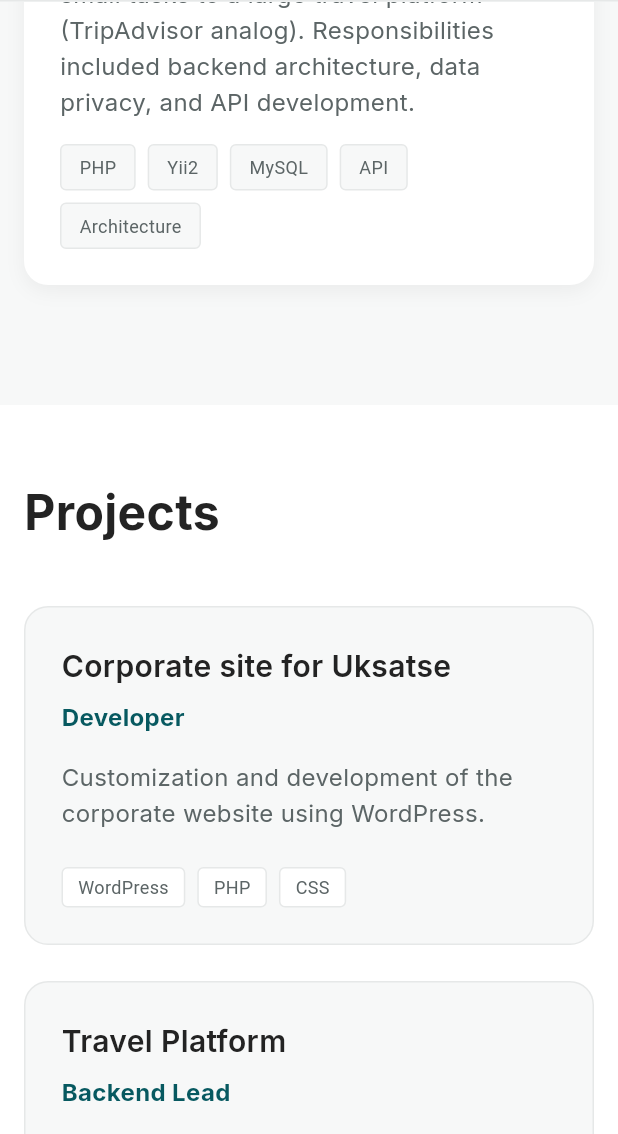
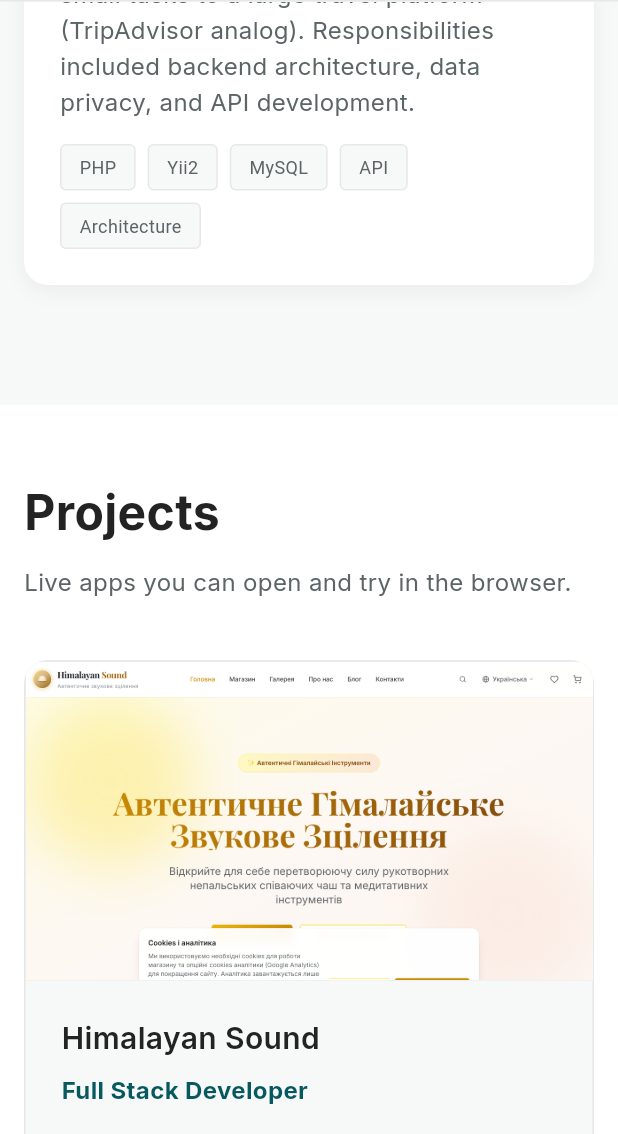
Before and after one commit to ukccatc/portfolio_app, a Flutter app: the screen it shows after launch, scrolled down 2304 dp, on a phone screen of 412 x 824 dp, the part 102-1236 px from its top. Run offline on Flutter 3.47's test engine with Material 3 defaults, Android fonts, the phone set to English and light mode, and no system bars; drawn by our look-alikes of scrollable_positioned_list; our stand-ins replace font_awesome_flutter, google_fonts.

Commit message:
Show live project previews with try-it links.
Replace the old PHP-only project cards with screenshots and Try live buttons for apps that are actually running.

Co-authored-by: Cursor <cursoragent@cursor.com>

```diff
--- a/lib/src/models/models.dart
+++ b/lib/src/models/models.dart
@@ -32,6 +32,7 @@ class Project {
   final String role;
   final List<String> techStack;
   final String? link;
+  final String? imageAsset;
 
   const Project({
     required this.title,
@@ -39,6 +40,7 @@ class Project {
     required this.role,
     required this.techStack,
     this.link,
+    this.imageAsset,
   });
 }
 
--- a/lib/src/utils/data.dart
+++ b/lib/src/utils/data.dart
@@ -71,25 +71,49 @@ class Data {
 
   static const List<Project> projects = [
     Project(
-      title: "Corporate site for Uksatse",
+      title: "Himalayan Sound",
       description:
-          "Customization and development of the corporate website using WordPress.",
-      role: "Developer",
-      techStack: ["WordPress", "PHP", "CSS"],
+          "E-commerce for authentic Himalayan singing bowls: catalog, cart, gallery, and a multilingual storefront.",
+      role: "Full Stack Developer",
+      techStack: ["Next.js", "React", "TypeScript", "Supabase", "Tailwind CSS"],
+      link: "https://himalayan-sound.com",
+      imageAsset: "assets/projects/himalayan-sound.png",
     ),
     Project(
-      title: "Travel Platform",
+      title: "OPAD",
       description:
-          "A large-scale travel project similar to TripAdvisor. Focused on backend logic, privacy, and API integration.",
-      role: "Backend Lead",
-      techStack: ["PHP", "Yii2", "MySQL", "API"],
+          "Flutter web portal for the Odessa regional air traffic controllers' union: articles, documents, and personal statistics.",
+      role: "Flutter Developer",
+      techStack: ["Flutter", "Dart", "MySQL"],
+      link: "https://opad.com.ua",
+      imageAsset: "assets/projects/opad.png",
     ),
     Project(
-      title: "Cheesedom",
+      title: "Imgscrap",
       description:
-          "Delivery website for craft cheese. Built from scratch without plugins.",
-      role: "Full Stack Developer",
-      techStack: ["HTML", "CSS", "JS", "PHP", "MySQL"],
+          "Batch OCR from images with Excel export. Open the live app to try it in the browser.",
+      role: "Flutter Developer",
+      techStack: ["Flutter", "Firebase", "OCR"],
+      link: "https://imgscrap.web.app",
+      imageAsset: "assets/projects/imgscrap.png",
+    ),
+    Project(
+      title: "Brackets and Symbols",
+      description:
+          "Searchable glossary of programming brackets, operators, and symbol names. Copy any symbol in one click.",
+      role: "Developer",
+      techStack: ["HTML", "CSS", "JavaScript"],
+      link: "https://ukccatc.github.io/brackets-and-symbols/",
+      imageAsset: "assets/projects/brackets-and-symbols.png",
+    ),
+    Project(
+      title: "NLBL Converter",
+      description:
+          "Convert NiceLabel and ZebraDesigner .nlbl files to PNG in the browser. Preview, edit, and download labels.",
+      role: "Developer",
+      techStack: ["Python", "FastAPI", "Docker", "Google Cloud"],
+      link: "https://nlbl-preview-in7ecrzuxq-ew.a.run.app/login",
+      imageAsset: "assets/projects/nlbl.png",
     ),
   ];
 
--- a/lib/src/widgets/projects_section.dart
+++ b/lib/src/widgets/projects_section.dart
@@ -1,5 +1,6 @@
 import 'package:flutter/material.dart';
 import 'package:font_awesome_flutter/font_awesome_flutter.dart';
+import 'package:url_launcher/url_launcher.dart';
 import '../utils/constants.dart';
 import '../utils/data.dart';
 import '../models/models.dart';
@@ -15,6 +16,11 @@ class ProjectsSection extends StatelessWidget {
         crossAxisAlignment: CrossAxisAlignment.start,
         children: [
           Text("Projects", style: AppTextStyles.header(context)),
+          const SizedBox(height: 12),
+          Text(
+            "Live apps you can open and try in the browser.",
+            style: AppTextStyles.body(context),
+          ),
           const SizedBox(height: 40),
           LayoutBuilder(
             builder: (context, constraints) {
@@ -23,8 +29,7 @@ class ProjectsSection extends StatelessWidget {
                 runSpacing: 24,
                 children: Data.projects.map((project) {
                   final double width = constraints.maxWidth > 800
-                      ? (constraints.maxWidth - 48) /
-                            2 // 2 columns
+                      ? (constraints.maxWidth - 48) / 2
                       : constraints.maxWidth;
                   return SizedBox(
                     width: width,
@@ -45,11 +50,25 @@ class _ProjectCard extends StatelessWidget {
 
   const _ProjectCard({required this.project});
 
+  Future<void> _openDemo(BuildContext context) async {
+    final link = project.link;
+    if (link == null) return;
+    try {
+      await launchUrl(Uri.parse(link), mode: LaunchMode.externalApplication);
+    } catch (_) {
+      if (!context.mounted) return;
+      ScaffoldMessenger.of(context).showSnackBar(
+        const SnackBar(content: Text('Could not open live demo')),
+      );
+    }
+  }
+
   @override
   Widget build(BuildContext context) {
     final colors = AppColors.of(context);
+    final imageAsset = project.imageAsset;
     return Container(
-      padding: const EdgeInsets.all(24),
+      clipBehavior: Clip.antiAlias,
       decoration: BoxDecoration(
         color: colors.background,
         borderRadius: BorderRadius.circular(16),
@@ -58,22 +77,29 @@ class _ProjectCard extends StatelessWidget {
       child: Column(
         crossAxisAlignment: CrossAxisAlignment.start,
         children: [
-          Row(
-            mainAxisAlignment: MainAxisAlignment.spaceBetween,
+          if (imageAsset != null)
+            Material(
+              color: colors.mutedFill,
+              child: InkWell(
+                onTap: project.link == null ? null : () => _openDemo(context),
+                child: AspectRatio(
+                  aspectRatio: 16 / 9,
+                  child: Image.asset(
+                    imageAsset,
+                    fit: BoxFit.cover,
+                    alignment: Alignment.topCenter,
+                  ),
+                ),
+              ),
+            ),
+          Padding(
+            padding: const EdgeInsets.all(24),
+            child: Column(
+              crossAxisAlignment: CrossAxisAlignment.start,
               children: [
-              Expanded(
-                child: Text(
+                Text(
                   project.title,
                   style: AppTextStyles.subHeader(context).copyWith(fontSize: 20),
-                ),
-              ),
-              if (project.link != null)
-                FaIcon(
-                  FontAwesomeIcons.github,
-                  size: 20,
-                  color: colors.textSecondary,
-                ),
-            ],
                 ),
                 const SizedBox(height: 8),
                 Text(
@@ -85,7 +111,7 @@ class _ProjectCard extends StatelessWidget {
                 ),
                 const SizedBox(height: 16),
                 Text(project.description, style: AppTextStyles.body(context)),
-          const SizedBox(height: 24),
+                const SizedBox(height: 16),
                 Wrap(
                   spacing: 8,
                   runSpacing: 8,
@@ -112,6 +138,25 @@ class _ProjectCard extends StatelessWidget {
                       )
                       .toList(),
                 ),
+                if (project.link != null) ...[
+                  const SizedBox(height: 20),
+                  ElevatedButton.icon(
+                    onPressed: () => _openDemo(context),
+                    style: ElevatedButton.styleFrom(
+                      backgroundColor: colors.primary,
+                      foregroundColor: colors.onPrimary,
+                      padding: const EdgeInsets.symmetric(
+                        horizontal: 20,
+                        vertical: 14,
+                      ),
+                    ),
+                    icon: const FaIcon(FontAwesomeIcons.arrowUpRightFromSquare, size: 14),
+                    label: const Text("Try live"),
+                  ),
+                ],
+              ],
+            ),
+          ),
         ],
       ),
     );
--- a/pubspec.yaml
+++ b/pubspec.yaml
@@ -63,6 +63,7 @@ flutter:
 
   assets:
     - assets/branding/pds_logo.png
+    - assets/projects/
 
   # To add assets to your application, add an assets section, like this:
   # assets:
```
Also changed, not shown: assets/projects/brackets-and-symbols.png (added), assets/projects/himalayan-sound.png (added), assets/projects/imgscrap.png (added), assets/projects/nlbl.png (added), assets/projects/opad.png (added). Lines whose indentation alone changed are shown as unchanged.
